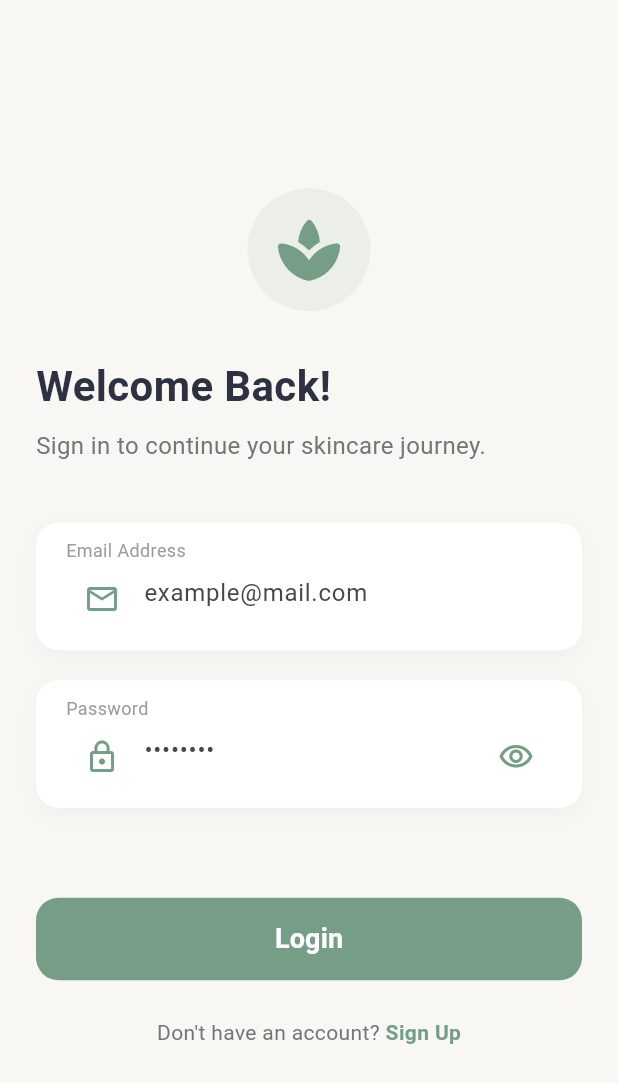
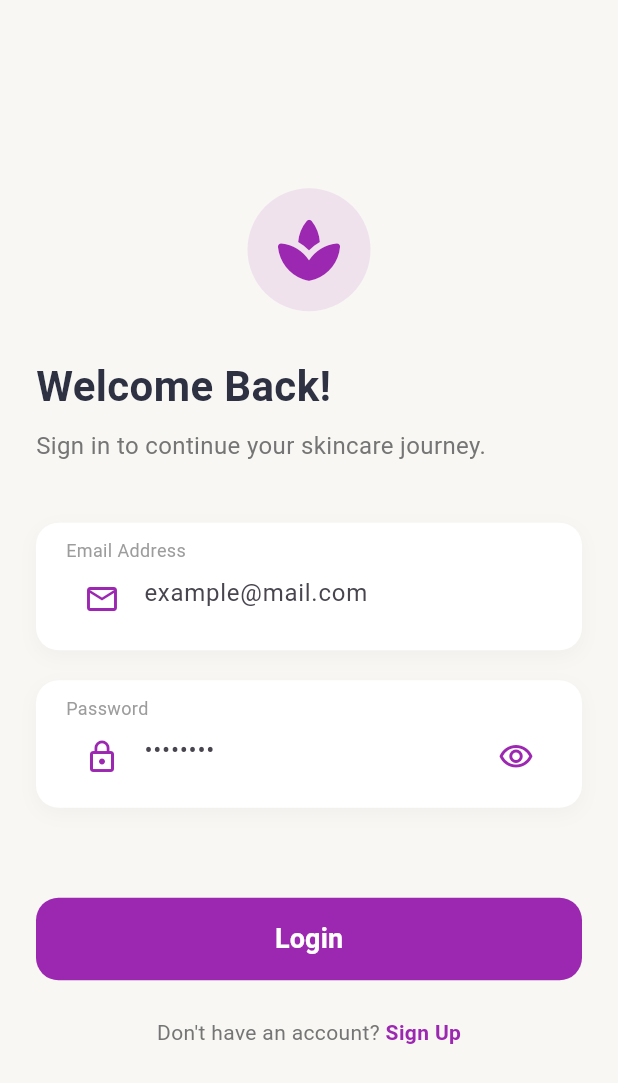
Before and after one commit to egeKsl/skin_type_app, a Flutter app: the screen it shows after launch, on a phone screen of 412 x 824 dp. Shown: the top 1083 px of the screen. Run offline on Flutter 3.47's test engine with Material 3 defaults, Android fonts, the phone set to English and light mode, and no system bars; our stand-ins replace camera, cloud_firestore, firebase_auth, firebase_core, image_picker, permission_handler and 1 more; missing offline and left inert: google_mlkit_face_detection; accounts and stored records are empty.

Commit message:
login register screen colors has been changed

```diff
--- a/lib/features/login register/views/screens/auth_screen.dart
+++ b/lib/features/login register/views/screens/auth_screen.dart
@@ -38,7 +38,7 @@ class _AuthScreenState extends State<AuthScreen> {
         return Theme(
           data: Theme.of(context).copyWith(
             colorScheme: const ColorScheme.light(
-              primary: ProfileColors.primaryGreen,
+              primary: const Color.fromRGBO(156, 39, 176, 1),
               onPrimary: Colors.white,
               onSurface: ProfileColors.textDark,
             ),
@@ -121,13 +121,18 @@ class _AuthScreenState extends State<AuthScreen> {
                 child: Container(
                   padding: const EdgeInsets.all(16),
                   decoration: BoxDecoration(
-                    color: ProfileColors.primaryGreen.withOpacity(0.1),
+                    color: const Color.fromRGBO(
+                      156,
+                      39,
+                      176,
+                      1,
+                    ).withOpacity(0.1),
                     shape: BoxShape.circle,
                   ),
                   child: const Icon(
                     Icons.spa_rounded,
                     size: 50,
-                    color: ProfileColors.primaryGreen,
+                    color: const Color.fromRGBO(156, 39, 176, 1),
                   ),
                 ),
               ),
@@ -170,7 +175,7 @@ class _AuthScreenState extends State<AuthScreen> {
                     _obscurePassword
                         ? Icons.visibility_outlined
                         : Icons.visibility_off_outlined,
-                    color: ProfileColors.primaryGreen,
+                    color: const Color.fromRGBO(156, 39, 176, 1),
                   ),
                   onPressed: () {
                     setState(() {
@@ -199,7 +204,7 @@ class _AuthScreenState extends State<AuthScreen> {
                 child: ElevatedButton(
                   onPressed: _submit,
                   style: ElevatedButton.styleFrom(
-                    backgroundColor: ProfileColors.primaryGreen,
+                    backgroundColor: const Color.fromRGBO(156, 39, 176, 1),
                     foregroundColor: Colors.white,
                     elevation: 0,
                     shape: RoundedRectangleBorder(
@@ -231,7 +236,7 @@ class _AuthScreenState extends State<AuthScreen> {
                     child: Text(
                       _isLoginMode ? "Sign Up" : "Login",
                       style: const TextStyle(
-                        color: ProfileColors.primaryGreen,
+                        color: const Color.fromRGBO(156, 39, 176, 1),
                         fontWeight: FontWeight.bold,
                       ),
                     ),
@@ -305,7 +310,10 @@ class CustomAuthField extends StatelessWidget {
             decoration: InputDecoration(
               hintText: hintText,
               border: InputBorder.none,
-              prefixIcon: Icon(prefixIcon, color: ProfileColors.primaryGreen),
+              prefixIcon: Icon(
+                prefixIcon,
+                color: const Color.fromRGBO(156, 39, 176, 1),
+              ),
               suffixIcon: suffixIcon,
             ),
           ),
```
Also changed, not shown: lib/features/profile/views/screens/profile_screen.dart (+37 -37 lines).
